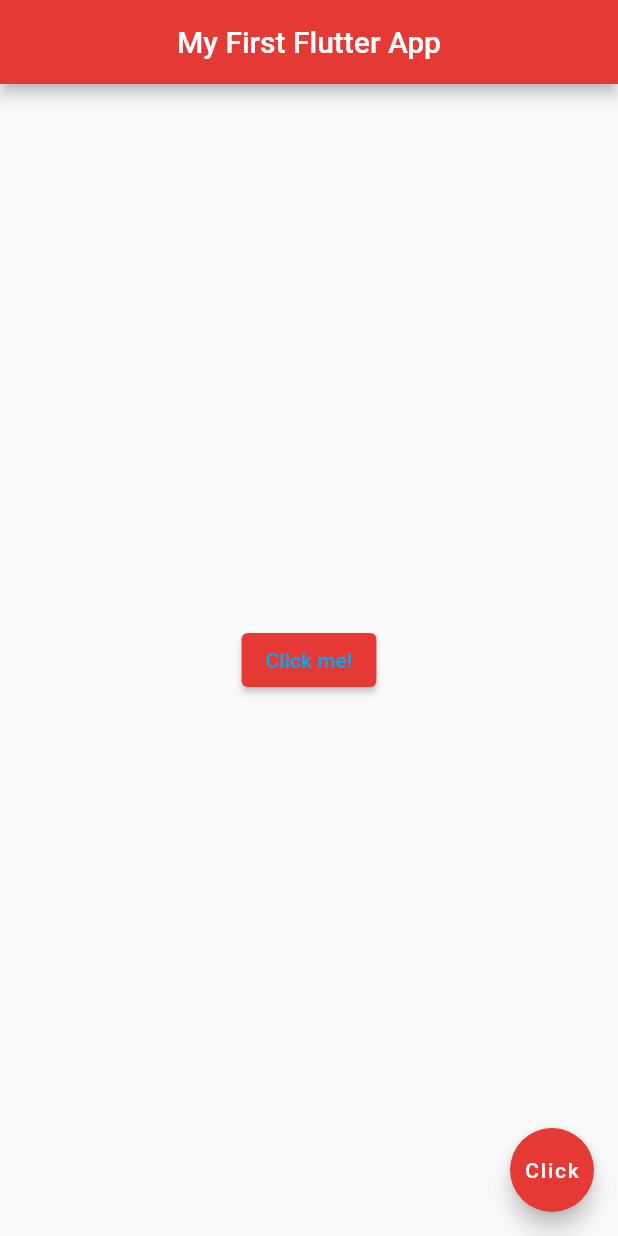
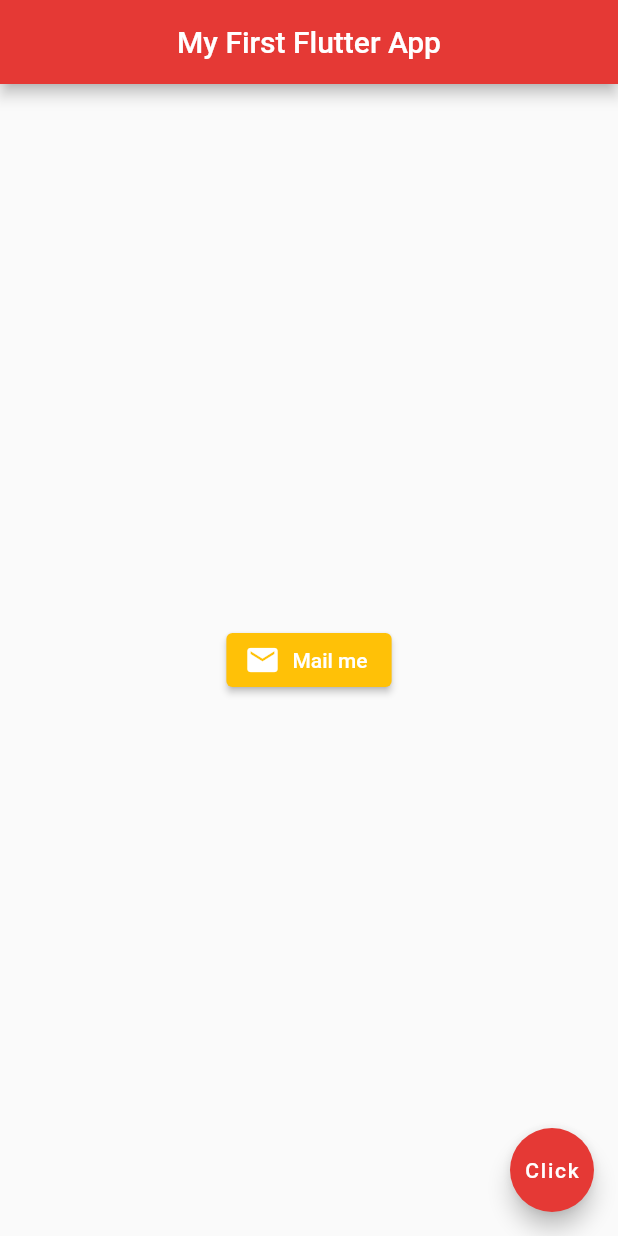
Before and after one commit to beslimir/MyFirstFlutterProject, a Flutter app: the screen it shows after launch, on a phone screen of 412 x 824 dp. Run offline on Flutter 3.47's test engine with Material 2 defaults, Android fonts, the phone set to English and light mode, and no system bars.

Commit message:
add icon inside ElevatedButton

```diff
--- a/lib/main.dart
+++ b/lib/main.dart
@@ -16,14 +16,14 @@ class Home extends StatelessWidget {
         backgroundColor: Colors.red[600],
       ),
       body: Center(
-        child: ElevatedButton(
-          onPressed: () {
-            print('You clicked me! :o');
-          },
-          child: Text('Click me!'),
+        child: ElevatedButton.icon(
+            onPressed: () {},
+            icon: const Icon(
+              Icons.mail
+            ),
+          label: Text('Mail me'),
           style: ElevatedButton.styleFrom(
-            backgroundColor: Colors.red[600],
-            foregroundColor: Colors.lightBlue
+            backgroundColor: Colors.amber
           ),
         ),
       ),
```
